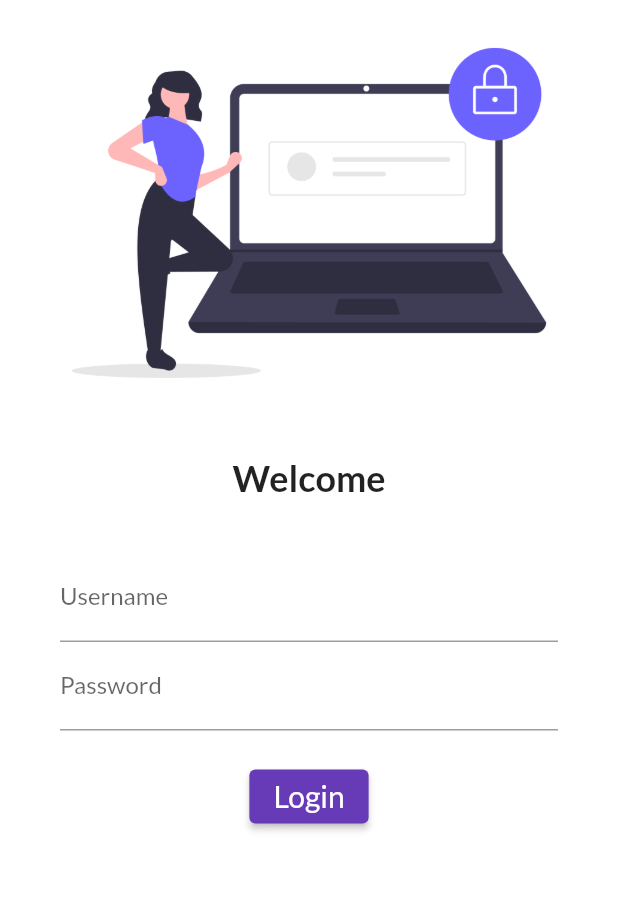
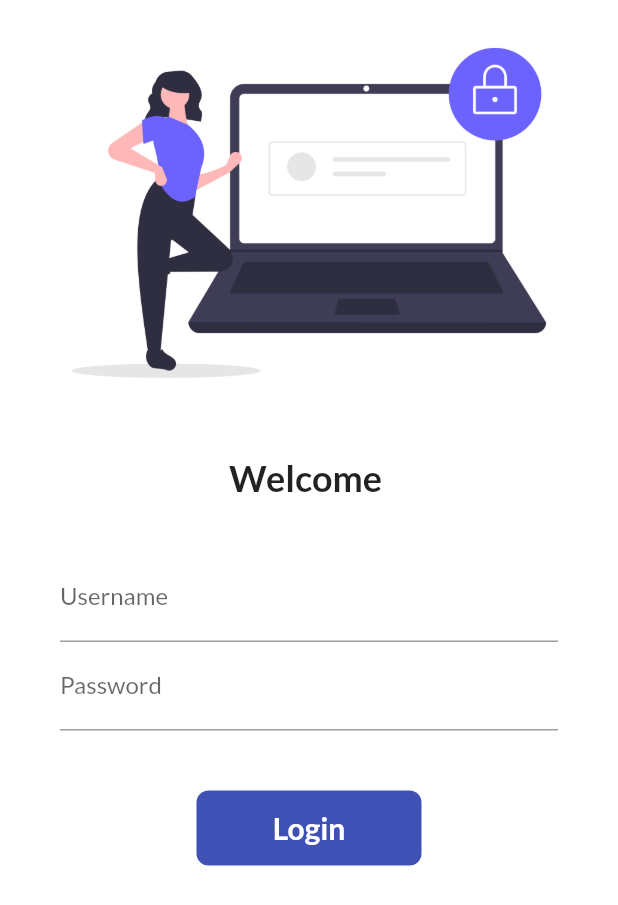
Before and after one commit to kuldip03/demo, a Flutter app: the screen it shows after launch, on a phone screen of 412 x 824 dp. Shown: the top 905 px of the screen. Run offline on Flutter 3.47's test engine with Material 2 defaults, Android fonts, the phone set to English and light mode, and no system bars; our stand-ins replace google_fonts.

Commit message:
day 6 finish

```diff
--- a/lib/main.dart
+++ b/lib/main.dart
@@ -1,3 +1,4 @@
+import 'package:demo/utils/routes.dart';
 import 'package:flutter/material.dart';
 import 'package:demo/pages/home.dart';
 import 'package:google_fonts/google_fonts.dart';
@@ -23,10 +24,10 @@ class MyApp extends StatelessWidget {
         primarySwatch: Colors.red,
       ),
       //home: Home(),
-      initialRoute: "/",
+      initialRoute: MyRoutes.loginRoute,
       routes: {
-        "/": (context) => Login(),
-        "/home": (context) => Home(),
+        MyRoutes.loginRoute: (context) => Login(),
+        MyRoutes.homeRoute: (context) => Home(),
       },
     );
   }
--- a/lib/pages/login.dart
+++ b/lib/pages/login.dart
@@ -1,15 +1,24 @@
 import 'package:flutter/material.dart';
+import '../utils/routes.dart';
 
-class Login extends StatelessWidget {
+class Login extends StatefulWidget {
   const Login({Key? key}) : super(key: key);
 
+  @override
+  State<Login> createState() => _LoginState();
+}
+
+class _LoginState extends State<Login> {
   final int day = 30;
-  final String name = 'Kuldip';
+  String name = '';
+  bool changeButton = false;
+
   //Go to undraw.co and download image
   @override
   Widget build(BuildContext context) {
     return Material(
       color: Colors.white,
+      child: SingleChildScrollView(
         child: Column(
           children: [
             Image.asset(
@@ -17,8 +26,8 @@ class Login extends StatelessWidget {
               fit: BoxFit.cover,
             ),
             const SizedBox(height: 20.0),
-          const Text(
-            'Welcome',
+            Text(
+              "Welcome $name",
               style: TextStyle(fontSize: 24, fontWeight: FontWeight.bold),
             ),
             const SizedBox(height: 20.0),
@@ -29,9 +38,11 @@ class Login extends StatelessWidget {
                 children: [
                   TextFormField(
                     decoration: const InputDecoration(
-                    hintText: "Enter Username",
-                    labelText: "Username",
-                  ),
+                        hintText: "Enter Username", labelText: "Username"),
+                    onChanged: (value) {
+                      name = value;
+                      setState(() {});
+                    },
                   ),
                   TextFormField(
                     obscureText: true,
@@ -41,20 +52,59 @@ class Login extends StatelessWidget {
                     ),
                   ),
                   const SizedBox(
-                  height: 20.0,
+                    height: 40.0,
                   ),
-                ElevatedButton(
-                  onPressed: () {
-                    print('Hello');
+                  InkWell(
+                    onTap: () async {
+                      setState(() {
+                        changeButton = true;
+                      });
+                      await Future.delayed(Duration(seconds: 1));
+                      Navigator.pushNamed(context, MyRoutes.homeRoute);
                     },
-                  style: TextButton.styleFrom(),
-                  child: const Text('Login', style: TextStyle(fontSize: 20,),
+                    child: AnimatedContainer(
+                      duration: const Duration(seconds: 1),
+                      width: changeButton ? 50 : 150,
+                      height: 50.0,
+                      //color: Colors.deepPurple,
+                      alignment: Alignment.center,
+                      child: changeButton
+                          ? Icon(
+                              Icons.done,
+                              color: Colors.white,
                             )
+                          : Text(
+                              "Login",
+                              style: TextStyle(
+                                  color: Colors.white,
+                                  fontWeight: FontWeight.bold,
+                                  fontSize: 20),
+                            ),
+                      decoration: BoxDecoration(
+                        color: Colors.indigo,
+                        borderRadius:
+                            BorderRadius.circular(changeButton ? 50 : 8),
+                      ),
+                    ),
+                  ),
+                  // ElevatedButton(
+                  //   onPressed: () {
+                  //     Navigator.pushNamed(context, MyRoutes.homeRoute);
+                  //   },
+                  //   style: TextButton.styleFrom(minimumSize: Size(120, 50)),
+                  //   child: const Text(
+                  //     'Login',
+                  //     style: TextStyle(
+                  //       fontSize: 15,
+                  //     ),
+                  //   ),
+                  // ),
                 ],
               ),
             )
           ],
         ),
+      ),
     );
   }
 }
--- /dev/null
+++ b/lib/utils/routes.dart
@@ -0,0 +1,4 @@
+class MyRoutes {
+  static String loginRoute = "/login";
+  static String homeRoute = "/home";
+}
```
Lines whose indentation alone changed are shown as unchanged.
